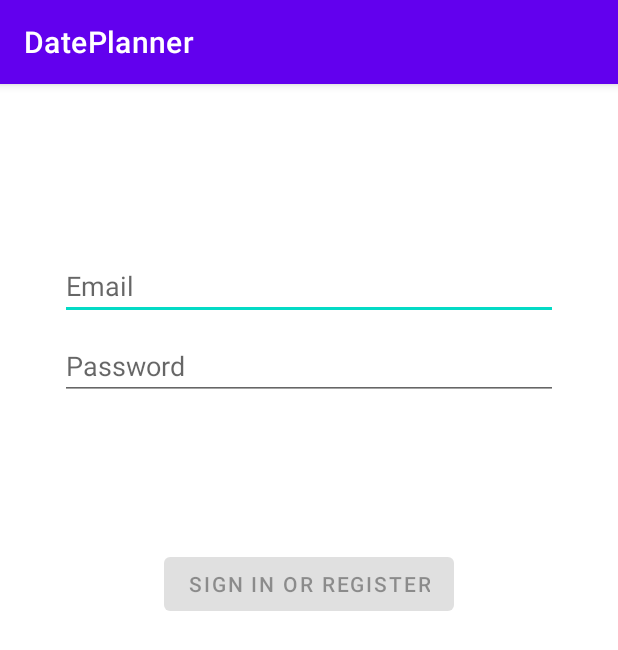
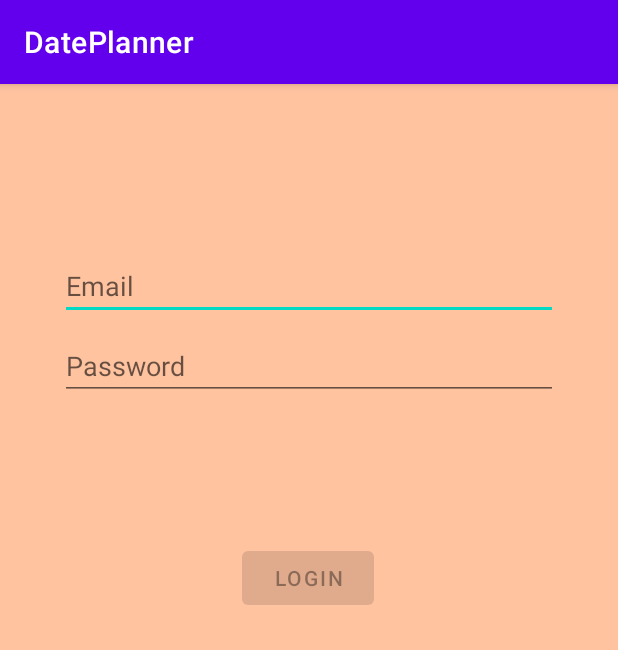
Before and after one commit to chanf2824/DatePlanner, an Android app: the screen it shows after launch (LoginActivity), on a phone screen of 412 x 824 dp. Shown: the top 650 px of the screen. Run offline under Robolectric (Android 15) with nearby library versions, the phone set to English and light mode, and no system bars; 2 statements that could not run were skipped.

Commit message:
change background color and login sign

```diff
--- a/app/src/main/res/layout/activity_login.xml
+++ b/app/src/main/res/layout/activity_login.xml
@@ -5,6 +5,7 @@
     android:id="@+id/container"
     android:layout_width="match_parent"
     android:layout_height="match_parent"
+    android:background="#FFC3A0"
     android:paddingLeft="@dimen/activity_horizontal_margin"
     android:paddingTop="@dimen/activity_vertical_margin"
     android:paddingRight="@dimen/activity_horizontal_margin"
@@ -42,7 +43,7 @@
         app:layout_constraintTop_toBottomOf="@+id/username" />
 
     <Button
-        android:id="@+id/login"
+        android:id="@+id/login2"
         android:layout_width="wrap_content"
         android:layout_height="wrap_content"
         android:layout_gravity="start"
@@ -51,12 +52,14 @@
         android:layout_marginEnd="48dp"
         android:layout_marginBottom="64dp"
         android:enabled="false"
-        android:text="@string/action_sign_in"
+        android:text="@string/login"
+        android:textColorLink="#FFFFFF"
         app:layout_constraintBottom_toBottomOf="parent"
         app:layout_constraintEnd_toEndOf="parent"
+        app:layout_constraintHorizontal_bias="0.495"
         app:layout_constraintStart_toStartOf="parent"
         app:layout_constraintTop_toBottomOf="@+id/password"
-        app:layout_constraintVertical_bias="0.2" />
+        app:layout_constraintVertical_bias="0.19" />
 
     <ProgressBar
         android:id="@+id/loading"
--- a/app/src/main/res/values/strings.xml
+++ b/app/src/main/res/values/strings.xml
@@ -9,4 +9,6 @@
     <string name="invalid_username">Not a valid username</string>
     <string name="invalid_password">Password must be >5 characters</string>
     <string name="login_failed">"Login failed"</string>
+    <string name="login">"Login"</string>
+
 </resources>
```
